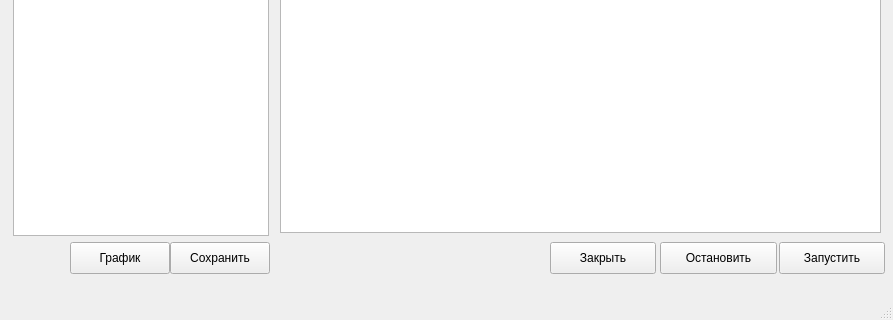
Before: the Qt Designer form src/Tsunami/ExtractorWindow.ui in maluginp/Tsunami, drawn with Qt 5; both pictures show x 0 to 893 and y 248 to 568 of the 893 by 568 pixel window.
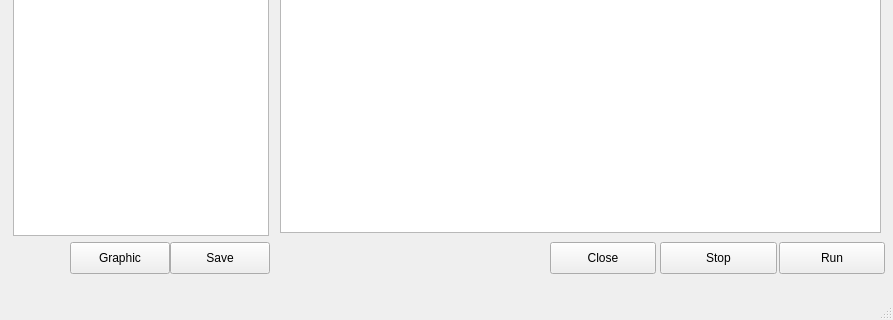
After: the same form once the commit is applied.

```diff
--- a/src/Tsunami/ExtractorWindow.ui
+++ b/src/Tsunami/ExtractorWindow.ui
@@ -36,7 +36,7 @@
      </size>
     </property>
     <property name="text">
-     <string>График</string>
+     <string>Graphic</string>
     </property>
    </widget>
    <widget class="QPushButton" name="closeButton">
@@ -49,7 +49,7 @@
      </rect>
     </property>
     <property name="text">
-     <string>Закрыть</string>
+     <string>Close</string>
     </property>
    </widget>
    <widget class="QTableView" name="parametersTableView">
@@ -109,7 +109,7 @@
      </size>
     </property>
     <property name="text">
-     <string>Сохранить</string>
+     <string>Save</string>
     </property>
    </widget>
    <widget class="QPushButton" name="stopButton">
@@ -122,7 +122,7 @@
      </rect>
     </property>
     <property name="text">
-     <string>Остановить</string>
+     <string>Stop</string>
     </property>
    </widget>
    <widget class="QPushButton" name="runButton">
@@ -135,7 +135,7 @@
      </rect>
     </property>
     <property name="text">
-     <string>Запустить</string>
+     <string>Run</string>
     </property>
    </widget>
   </widget>
```
Left out of the diff: 4 changed lines with no effect on the pictures.
